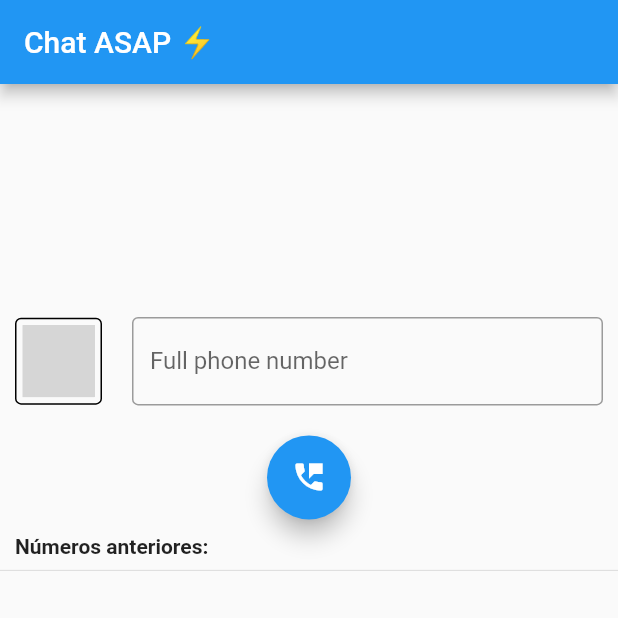
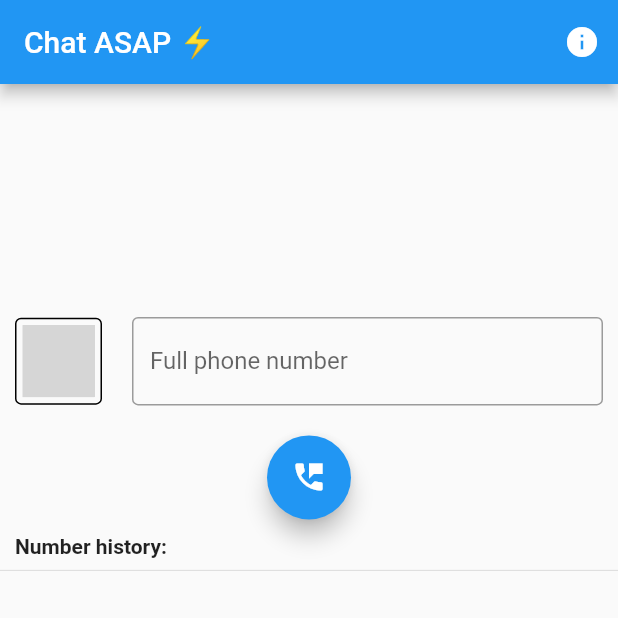
Before and after one commit to naslausky/Chat-Asap-, a Flutter app: the screen it shows after launch, on a phone screen of 412 x 824 dp, the top half of it. Run offline on Flutter 3.47's test engine with Material 2 defaults, Android fonts, the phone set to English and light mode, and no system bars; our stand-ins replace shared_preferences; missing offline and left inert: country_pickers; grey boxes are pictures that could not be loaded.

Commit message:
Cria a tela de opÃÃes.

```diff
--- a/lib/main.dart
+++ b/lib/main.dart
@@ -8,8 +8,13 @@ void main() async {
   runApp(MyApp());
 }
 
-class MyApp extends StatelessWidget {
+class MyApp extends StatefulWidget {
   // This widget is the root of your application.
+  @override
+  _MyAppState createState() => _MyAppState();
+}
+
+class _MyAppState extends State<MyApp> {
   @override
   Widget build(BuildContext context) {
     bool selecionouTemaEscuro = Preferencias.selecionouTemaEscuro;
@@ -17,7 +22,14 @@ class MyApp extends StatelessWidget {
       title: 'Chat ASAP!',
       theme: selecionouTemaEscuro ? ThemeData.dark() : ThemeData(),
       darkTheme: ThemeData.dark(),
-      home: PaginaInicial(title: 'Chat ASAP ⚡'),
+      home: PaginaInicial(
+        title: 'Chat ASAP ⚡',
+        callbackAtualizacaoTema: _atualizarTema,
+      ),
     );
   }
+
+  _atualizarTema() {
+    setState(() {});
+  }
 }
--- a/lib/screens/pagina_inicial.dart
+++ b/lib/screens/pagina_inicial.dart
@@ -6,10 +6,13 @@ import 'package:url_launcher/url_launcher.dart';
 import 'package:chat_asap/components/item_pais_widget.dart';
 import 'package:chat_asap/controller/preferencias.dart';
 import 'package:chat_asap/components/historico.dart';
+import 'package:chat_asap/components/opcoes.dart';
 
 class PaginaInicial extends StatefulWidget {
-  PaginaInicial({Key? key, this.title = ""}) : super(key: key);
+  PaginaInicial({Key? key, this.title = "", this.callbackAtualizacaoTema})
+      : super(key: key);
   final String title;
+  final Function? callbackAtualizacaoTema;
   @override
   _PaginaInicialState createState() => _PaginaInicialState();
 }
@@ -23,6 +26,16 @@ class _PaginaInicialState extends State<PaginaInicial> {
     return Scaffold(
       appBar: AppBar(
         title: Text(widget.title),
+        actions: [
+          IconButton(
+              onPressed: () => showDialog(
+                  context: context,
+                  builder: (BuildContext context) => Opcoes(
+                        callback: widget.callbackAtualizacaoTema ??
+                            () => setState(() {}),
+                      )),
+              icon: Icon(Icons.info))
+        ],
       ),
       body: Center(
         child: Column(
@@ -97,7 +110,7 @@ class _PaginaInicialState extends State<PaginaInicial> {
             Padding(
               padding: const EdgeInsets.symmetric(horizontal: 10.0),
               child: Text(
-                'Números anteriores:',
+                'Number history:',
                 textAlign: TextAlign.left,
                 style: TextStyle(fontWeight: FontWeight.bold),
               ),
@@ -123,7 +136,7 @@ class _PaginaInicialState extends State<PaginaInicial> {
       Preferencias.adicionarNumeroAoHistorico(phone);
     } else {
       ScaffoldMessenger.of(context).showSnackBar(SnackBar(
-        content: Text('Não foi possível abrir o Whatsapp.'),
+        content: Text('Unable to open Whatsapp.'),
       ));
     }
     setState(() {});
```
Also changed, not shown: lib/components/opcoes.dart (added, +69 -0 lines), 1 other file.
